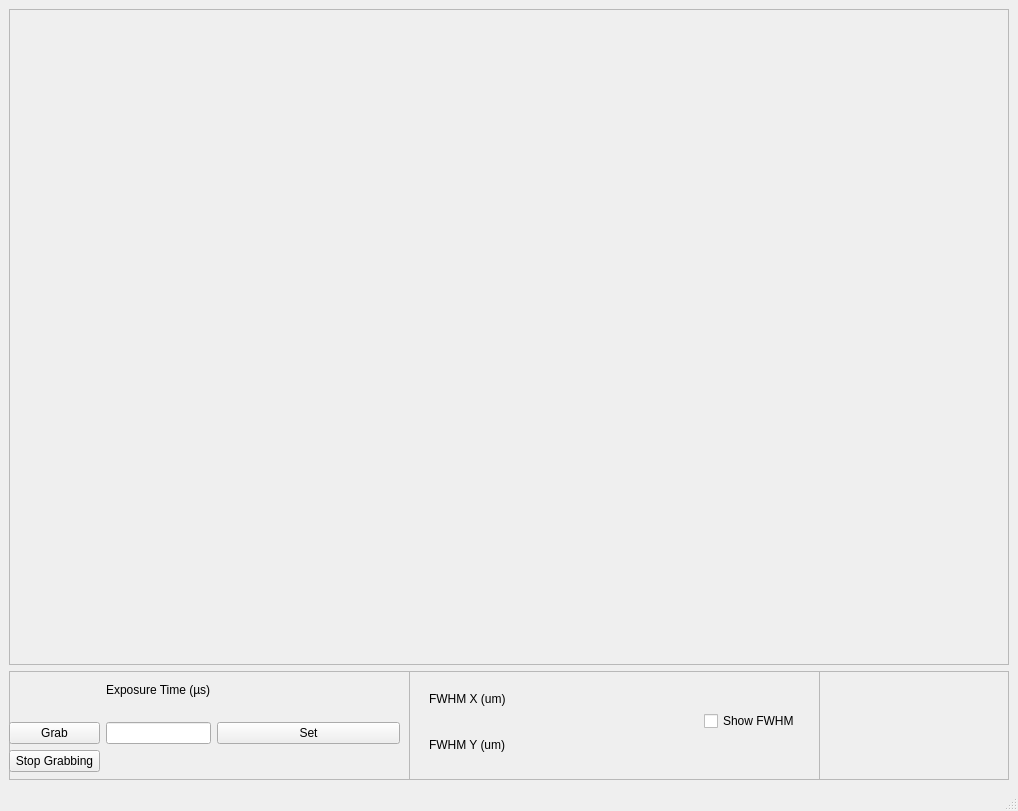
Qt form Graphics/PyQt_files/CameraViewer_UI.ui (maltissimo/LTPy) before a commit.
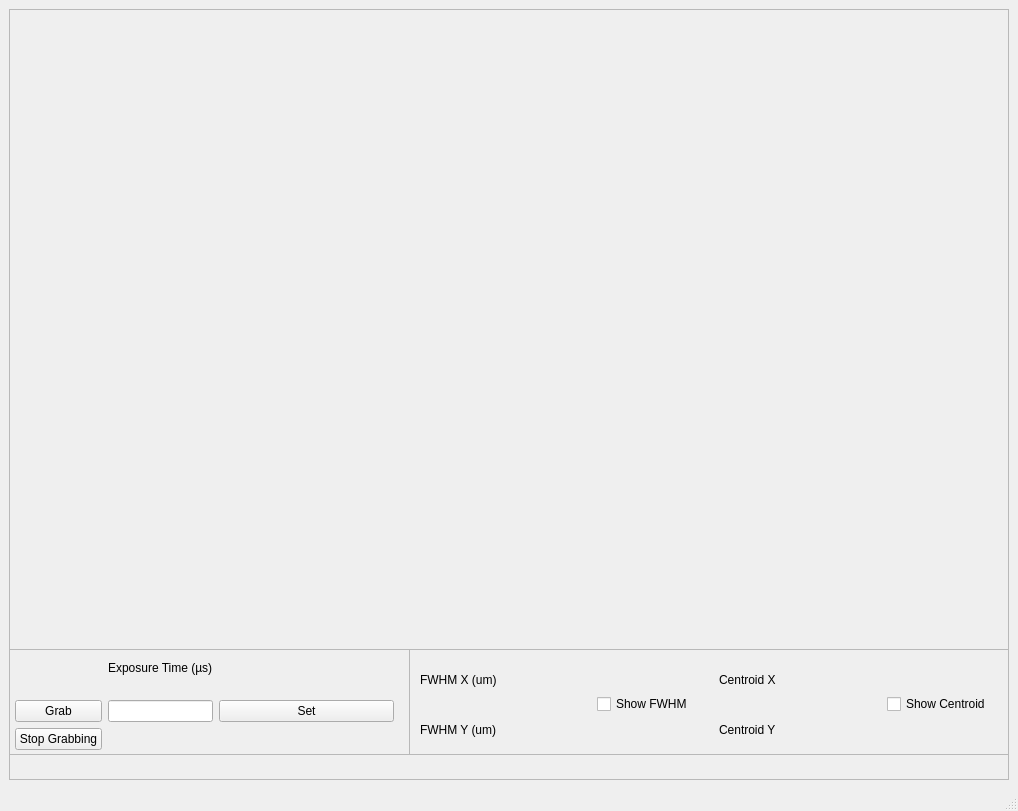
The same form after that commit. Custom widgets are drawn as their Qt base class.

Patch:
```diff
--- a/Graphics/PyQt_files/CameraViewer_UI.ui
+++ b/Graphics/PyQt_files/CameraViewer_UI.ui
@@ -26,7 +26,7 @@
    <string notr="true"/>
   </property>
   <widget class="QWidget" name="centralwidget">
-   <layout class="QVBoxLayout" name="verticalLayout" stretch="6,1">
+   <layout class="QVBoxLayout" name="verticalLayout" stretch="0">
     <item>
      <widget class="QFrame" name="CamViewer">
       <property name="frameShape">
@@ -35,10 +35,15 @@
       <property name="frameShadow">
        <enum>QFrame::Raised</enum>
       </property>
-     </widget>
-    </item>
-    <item>
      <widget class="QFrame" name="ButtonsFrame">
+       <property name="geometry">
+        <rect>
+         <x>0</x>
+         <y>640</y>
+         <width>1000</width>
+         <height>106</height>
+        </rect>
+       </property>
       <property name="frameShape">
        <enum>QFrame::StyledPanel</enum>
       </property>
@@ -61,6 +66,12 @@
         <enum>QFrame::Raised</enum>
        </property>
        <layout class="QGridLayout" name="gridLayout" rowstretch="1,1,1,0" columnstretch="1,1,2">
+         <property name="leftMargin">
+          <number>15</number>
+         </property>
+         <property name="rightMargin">
+          <number>15</number>
+         </property>
         <item row="2" column="0">
          <widget class="MyPushButton" name="StartGrab">
           <property name="text">
@@ -109,7 +120,7 @@
         <rect>
          <x>400</x>
          <y>0</y>
-         <width>411</width>
+          <width>601</width>
          <height>111</height>
         </rect>
        </property>
@@ -122,13 +133,15 @@
        <widget class="QWidget" name="">
         <property name="geometry">
          <rect>
-          <x>10</x>
+           <x>1</x>
           <y>0</y>
-          <width>391</width>
-          <height>101</height>
-         </rect>
-        </property>
-        <layout class="QHBoxLayout" name="horizontalLayout" stretch="1,0">
+           <width>591</width>
+           <height>111</height>
+          </rect>
+         </property>
+         <layout class="QHBoxLayout" name="horizontalLayout">
+          <item>
+           <layout class="QHBoxLayout" name="FWHM_horizontalLayout" stretch="1,0">
          <property name="spacing">
           <number>10</number>
          </property>
@@ -145,7 +158,7 @@
           <number>10</number>
          </property>
          <item>
-          <layout class="QGridLayout" name="gridLayout_2">
+             <layout class="QGridLayout" name="FWHM_gridLayout">
            <item row="3" column="1">
             <widget class="MyLabel" name="FWHMY_display">
              <property name="text">
@@ -177,13 +190,74 @@
           </layout>
          </item>
          <item>
-          <widget class="QCheckBox" name="checkBox">
+             <widget class="QCheckBox" name="FWHM_checkBox">
            <property name="text">
             <string>Show FWHM</string>
            </property>
           </widget>
          </item>
         </layout>
+          </item>
+          <item>
+           <layout class="QHBoxLayout" name="centroid_horizontalLayout" stretch="1,0">
+            <property name="spacing">
+             <number>10</number>
+            </property>
+            <property name="leftMargin">
+             <number>10</number>
+            </property>
+            <property name="topMargin">
+             <number>10</number>
+            </property>
+            <property name="rightMargin">
+             <number>10</number>
+            </property>
+            <property name="bottomMargin">
+             <number>10</number>
+            </property>
+            <item>
+             <layout class="QGridLayout" name="centroid_gridLayout">
+              <item row="3" column="1">
+               <widget class="MyLabel" name="centroidY_display">
+                <property name="text">
+                 <string>Centroid Y</string>
+                </property>
+               </widget>
+              </item>
+              <item row="1" column="1">
+               <widget class="MyLabel" name="centroidX_display">
+                <property name="text">
+                 <string>Centroid X</string>
+                </property>
+               </widget>
+              </item>
+              <item row="3" column="2">
+               <widget class="MyLabel" name="centroidY_label">
+                <property name="text">
+                 <string/>
+                </property>
+               </widget>
+              </item>
+              <item row="1" column="2">
+               <widget class="MyLabel" name="centroidX_label">
+                <property name="text">
+                 <string/>
+                </property>
+               </widget>
+              </item>
+             </layout>
+            </item>
+            <item>
+             <widget class="QCheckBox" name="centroid_checkBox">
+              <property name="text">
+               <string>Show Centroid</string>
+              </property>
+             </widget>
+            </item>
+           </layout>
+          </item>
+         </layout>
+        </widget>
        </widget>
       </widget>
      </widget>
```
Lines whose indentation alone changed are shown as unchanged.
